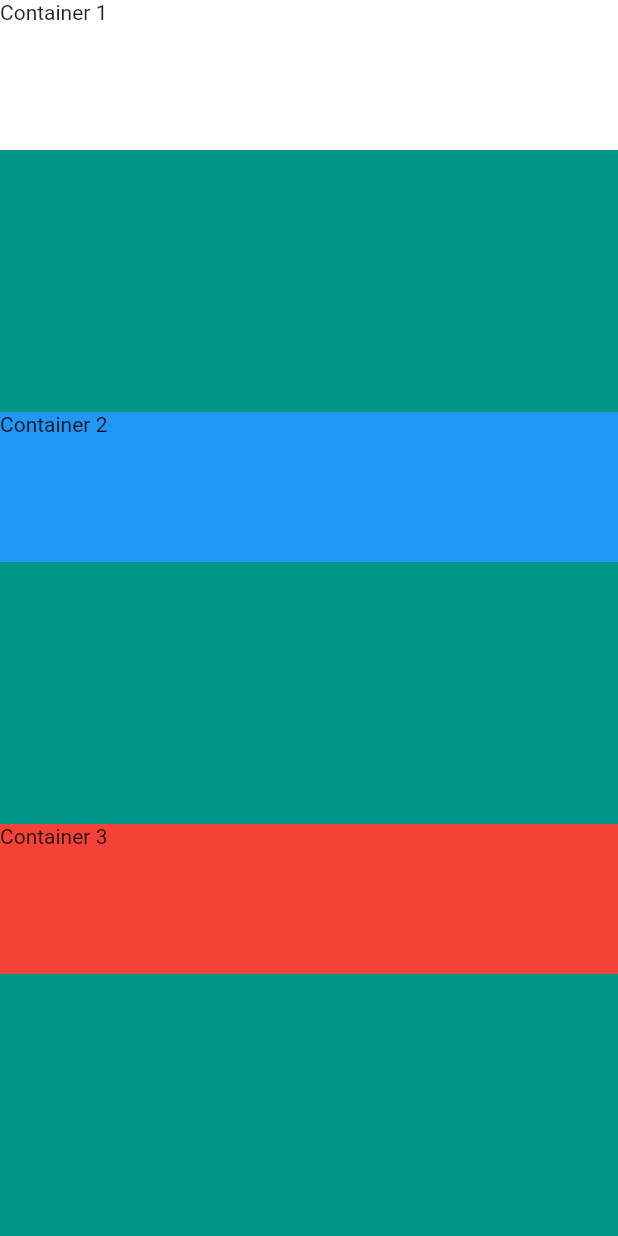
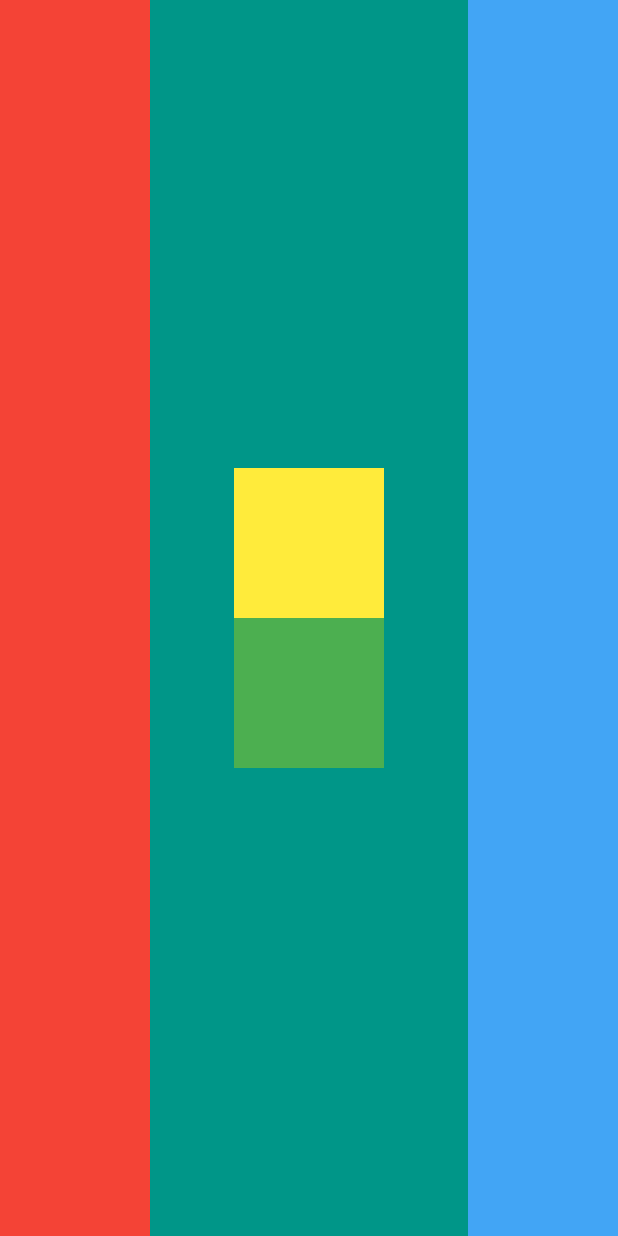
Before and after one commit to jurytan/road_to_flutter, a Flutter app: the screen it shows after launch, on a phone screen of 412 x 824 dp. Run offline on Flutter 3.47's test engine with Material 2 defaults, Android fonts, the phone set to English and light mode, and no system bars.

Commit message:
Adding code for Layouts Challenge (Sec. 6, #46)

```diff
--- a/mi_card_flutter/lib/main.dart
+++ b/mi_card_flutter/lib/main.dart
@@ -11,30 +11,37 @@ class MyApp extends StatelessWidget {
       home: Scaffold(
         backgroundColor: Colors.teal,
         body: SafeArea(
-          child: Column(
+          child: Row(
             mainAxisAlignment: MainAxisAlignment.spaceBetween,
-            crossAxisAlignment : CrossAxisAlignment.stretch,
+            crossAxisAlignment: CrossAxisAlignment.stretch,
             children: <Widget>[
               Container(
-                height: 100.0,
                 width: 100.0,
-                color: Colors.white,
-                child: Text('Container 1'),
+                color: Colors.red,
+                child: Text(''),
               ),
               Container(
-                height: 100.0,
                 width: 100.0,
-                color: Colors.blue,
-                child: Text('Container 2'),
+                child: Column(
+                  mainAxisAlignment: MainAxisAlignment.center,
+                  children: <Widget>[
+                    Container(
+                      width: 100.0,
+                      height: 100.0,
+                      color: Colors.yellow,
+                    ),
+                    Container(
+                      width: 100.0,
+                      height: 100.0,
+                      color: Colors.green,
+                    ),
+                  ],
+                ),
               ),
               Container(
-                height: 100.0,
                 width: 100.0,
-                color: Colors.red,
-                child: Text('Container 3'),
-              ),
-              Container(
-                width: double.infinity,
+                color: Colors.blue[400],
+                child: Text(''),
               ),
             ],
           ),
```
